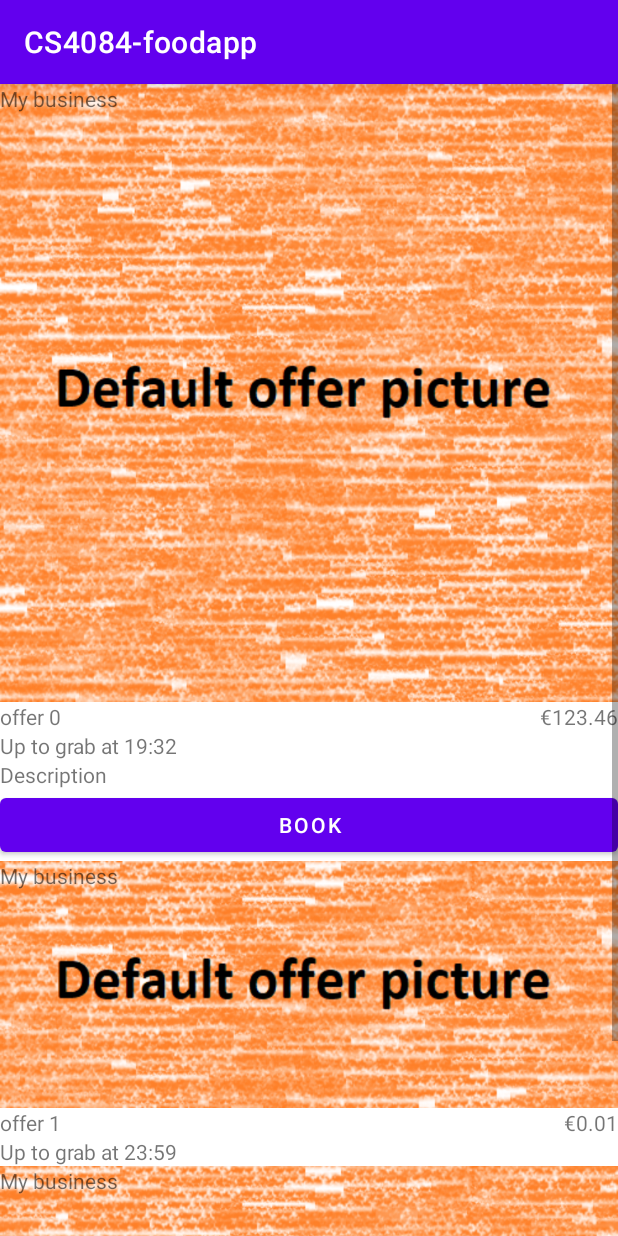
After one commit to ericu07/CS4084-foodapp, an Android app: the CurrentOffers screen opened directly, with no data from a screen before it, on a phone screen of 412 x 824 dp. The commit adds this screen. Run offline under Robolectric (Android 15) with nearby library versions, the phone set to English and light mode, and no system bars.

Commit message:
Added offer widget and list of offers for business

```diff
--- a/app/src/main/java/ie/ul/foodapp/activities/BusinessSettings.java
+++ b/app/src/main/java/ie/ul/foodapp/activities/BusinessSettings.java
@@ -3,8 +3,6 @@ package ie.ul.foodapp.activities;
 import android.app.Activity;
 import android.content.Intent;
 import android.graphics.Bitmap;
-import android.graphics.Canvas;
-import android.graphics.RectF;
 import android.net.Uri;
 import android.os.Bundle;
 import android.provider.MediaStore;
@@ -27,8 +25,11 @@ import com.google.android.material.tabs.TabLayout;
 import java.time.LocalTime;
 
 import ie.ul.foodapp.R;
+import ie.ul.foodapp.firebase.FirebaseLink;
 import ie.ul.foodapp.model.Business;
 import ie.ul.foodapp.utils.BitmapUtils;
+import ie.ul.foodapp.utils.StringUtils;
+import ie.ul.foodapp.utils.TimeSpan;
 
 public class BusinessSettings extends AppCompatActivity implements TabLayout.OnTabSelectedListener, CompoundButton.OnCheckedChangeListener, TextWatcher {
 
@@ -142,7 +143,7 @@ public class BusinessSettings extends AppCompatActivity implements TabLayout.OnT
             cancel.setVisibility(View.VISIBLE);
         });
 
-        load(new Business()); /* TODO retrive it from database */
+        load(FirebaseLink.getCurrentBusiness());
     }
 
     /* layout update */
@@ -178,7 +179,7 @@ public class BusinessSettings extends AppCompatActivity implements TabLayout.OnT
 
         /* save current tab */
         save: {
-            Business.TimeSpan openTimeSpan;
+            TimeSpan openTimeSpan;
 
             if (openThisDay.isChecked()) {
                 int[] tmp = new int[4];
@@ -206,7 +207,7 @@ public class BusinessSettings extends AppCompatActivity implements TabLayout.OnT
                     break save; // escape save process
                 }
 
-                openTimeSpan = new Business.TimeSpan(lts[0], lts[1]);
+                openTimeSpan = new TimeSpan(lts[0], lts[1]);
             } else {
                 openTimeSpan = null;
             }
@@ -231,15 +232,15 @@ public class BusinessSettings extends AppCompatActivity implements TabLayout.OnT
 
     protected void updateOnDaySwitch(boolean open) {
         if (open) {
-            Business.TimeSpan openTimeSpan = pendingChanges.getOpeningHours(selectedTab);
+            TimeSpan openTimeSpan = pendingChanges.getOpeningHours(selectedTab);
             if (openTimeSpan == null) {
-                pendingChanges.setOpeningHours(new Business.TimeSpan(), selectedTab);
+                pendingChanges.setOpeningHours(new TimeSpan(), selectedTab);
                 openTimeSpan = pendingChanges.getOpeningHours(selectedTab);
             }
 
             u.skipNextUpdates(2);
-            from.setText(String.format("%02d:%02d", openTimeSpan.getFrom().getHour(), openTimeSpan.getFrom().getMinute()));
-            to.setText(String.format("%02d:%02d", openTimeSpan.getTo().getHour(), openTimeSpan.getTo().getMinute()));
+            from.setText(StringUtils.toString(openTimeSpan.getFrom()));
+            to.setText(StringUtils.toString(openTimeSpan.getFrom()));
         } else {
             pendingChanges.setOpeningHours(null, selectedTab);
         }
@@ -252,7 +253,6 @@ public class BusinessSettings extends AppCompatActivity implements TabLayout.OnT
     public void OnClickFabCancel (View view) {
         load(business);
     }
-
 
     public void OnClickFabSave (View view) {
         pendingChanges.setName(name.getText().toString());
--- /dev/null
+++ b/app/src/main/java/ie/ul/foodapp/activities/CurrentOffers.java
@@ -0,0 +1,29 @@
+package ie.ul.foodapp.activities;
+
+import android.os.Bundle;
+import android.widget.LinearLayout;
+
+import androidx.appcompat.app.AppCompatActivity;
+
+import ie.ul.foodapp.R;
+import ie.ul.foodapp.firebase.FirebaseLink;
+import ie.ul.foodapp.model.Business;
+import ie.ul.foodapp.model.Offer;
+
+public class CurrentOffers extends AppCompatActivity {
+
+    @Override
+    protected void onCreate(Bundle savedInstanceState) {
+        super.onCreate(savedInstanceState);
+        setContentView(R.layout.activity_current_offers);
+
+        Business b = FirebaseLink.getCurrentBusiness();
+
+        for (Offer offerModdel : b.getOffers()) {
+            ie.ul.foodapp.components.Offer offerView = new ie.ul.foodapp.components.Offer(this);
+            offerView.setOffer(offerModdel);
+            ((LinearLayout)findViewById(R.id.linearLayout_content)).addView(offerView);
+        }
+    }
+
+}
--- /dev/null
+++ b/app/src/main/java/ie/ul/foodapp/components/Offer.java
@@ -0,0 +1,146 @@
+package ie.ul.foodapp.components;
+
+import android.content.Context;
+import android.util.AttributeSet;
+import android.view.LayoutInflater;
+import android.view.View;
+import android.view.ViewTreeObserver;
+import android.widget.Button;
+import android.widget.ImageView;
+import android.widget.LinearLayout;
+import android.widget.TextView;
+
+import androidx.annotation.Nullable;
+
+import ie.ul.foodapp.R;
+import ie.ul.foodapp.utils.StringUtils;
+
+public class Offer extends LinearLayout implements ViewTreeObserver.OnGlobalFocusChangeListener {
+
+    /* UI parts */
+
+    ImageView offerImage;
+    TextView businessName;
+    ImageView bookedIcon;
+    TextView offerName;
+    TextView offerPrice;
+    TextView pickupTime;
+    TextView description;
+    Button book;
+    Button cancelBooking;
+
+    /* attributes */
+
+    ie.ul.foodapp.model.Offer offer;
+
+    /* Constructors */
+
+    public Offer(Context context) {
+        super(context);
+        initialise(context);
+    }
+
+    public Offer(Context context, @Nullable AttributeSet attrs) {
+        super(context, attrs);
+        initialise(context);
+    }
+
+    public Offer(Context context, @Nullable AttributeSet attrs, int defStyleAttr) {
+        super(context, attrs, defStyleAttr);
+        initialise(context);
+    }
+
+    public Offer(Context context, AttributeSet attrs, int defStyleAttr, int defStyleRes) {
+        super(context, attrs, defStyleAttr, defStyleRes);
+        initialise(context);
+    }
+
+    protected void initialise(Context context) {
+        ((LayoutInflater)context.getSystemService(Context.LAYOUT_INFLATER_SERVICE)).inflate(R.layout.offer, this);
+
+        offerImage = findViewById(R.id.imageView_offerImage);
+        businessName = findViewById(R.id.textView_businessName);
+        bookedIcon =  findViewById(R.id.imageView_bookedIcon);
+        offerName = findViewById(R.id.textView_offerName);
+        offerPrice = findViewById(R.id.textView_offerPrice);
+        pickupTime = findViewById(R.id.textView_pickupTime);
+        description = findViewById(R.id.textView_description);
+        book = findViewById(R.id.button_book);
+        book.setOnClickListener(this::onClickButtonBook);
+        cancelBooking = findViewById(R.id.button_cancelBooking);
+        cancelBooking.setOnClickListener(this::onClickButtonCancelBooking);
+
+        this.getViewTreeObserver().addOnGlobalFocusChangeListener(this);
+        this.setVisibility(GONE);
+    }
+
+    /* layout update */
+
+    public void setOffer(ie.ul.foodapp.model.Offer offer) {
+        this.offer = offer;
+
+        if (this.offer == null) {
+            this.setVisibility(GONE);
+        } else {
+            businessName.setText(this.offer.getBusiness().getName());
+            offerName.setText(this.offer.getName());
+            offerPrice.setText(StringUtils.priceToString(this.offer.getPrice()));
+            pickupTime.setText(StringUtils.pickupTime(this.offer.getPickup()));
+
+            updateLayout();
+
+            this.setVisibility(VISIBLE);
+        }
+    }
+
+    protected void updateLayout() {
+        if (isFocused()) {
+            offerImage.setImageBitmap(offer.getOfferImage());
+            description.setVisibility(VISIBLE);
+
+            if (offer.getBooker() != null) {
+                bookedIcon.setVisibility(VISIBLE);
+                book.setVisibility(GONE);
+                cancelBooking.setVisibility(VISIBLE);
+            } else {
+                bookedIcon.setVisibility(GONE);
+                book.setVisibility(VISIBLE);
+                cancelBooking.setVisibility(GONE);
+            }
+        } else {
+            if (offer.getBooker() != null) {
+                bookedIcon.setVisibility(VISIBLE);
+            } else {
+                bookedIcon.setVisibility(GONE);
+            }
+
+            offerImage.setImageBitmap(offer.getCroppedImage());
+            description.setVisibility(GONE);
+            book.setVisibility(GONE);
+            cancelBooking.setVisibility(GONE);
+        }
+    }
+
+    /* Listeners */
+
+    @Override
+    public boolean isFocused() {
+        return super.isFocused() || (this.getFocusedChild() != null);
+    }
+
+    @Override
+    public void onGlobalFocusChanged(View oldFocus, View newFocus) {
+        updateLayout();
+    }
+
+    public void onClickButtonBook(View view) {
+        offer.setBooker(new Object()); // TODO link with DB
+        updateLayout();
+    }
+
+    public void onClickButtonCancelBooking(View view) {
+        offer.setBooker(null); // TODO link with DB
+        updateLayout();
+    }
+
+}
--- /dev/null
+++ b/app/src/main/java/ie/ul/foodapp/firebase/FirebaseLink.java
@@ -0,0 +1,108 @@
+package ie.ul.foodapp.firebase;
+
+import android.graphics.BitmapFactory;
+
+import java.time.LocalTime;
+import java.util.LinkedList;
+import java.util.List;
+
+import ie.ul.foodapp.R;
+import ie.ul.foodapp.model.Business;
+import ie.ul.foodapp.model.Offer;
+import ie.ul.foodapp.utils.App;
+
+public class FirebaseLink {
+
+    ////////////////////////////////////////////////////////////////////////////////////////////////
+    //                                                                                            //
+    //    BUSINESS                                                                                //
+    //                                                                                            //
+    ////////////////////////////////////////////////////////////////////////////////////////////////
+
+    /**
+     * Used to retrieve the current business (only works when logged as a business, returns null otherwise).
+     * @return current business or null.
+     */
+    public static Business getCurrentBusiness() {
+        Business b = new Business(); /* TODO retrive it from database */
+
+        Offer o0 = new Offer(b);
+        o0.setName("offer 0");
+        o0.setDescription("descr 0");
+        o0.setPickup(LocalTime.of(19,32));
+        o0.setPrice(123.456);
+        o0.setOfferImage(BitmapFactory.decodeResource(App.getContext().getResources(), R.drawable.default_offer_picture));
+        b.addOffer(o0);
+
+        Offer o1 = new Offer(b);
+        o1.setName("offer 1");
+        o1.setDescription("descr 1");
+        o1.setPickup(LocalTime.of(23,59));
+        o1.setPrice(0.01);
+        o1.setOfferImage(BitmapFactory.decodeResource(App.getContext().getResources(), R.drawable.default_offer_picture));
+        b.addOffer(o1);
+
+        Offer o2 = new Offer(b);
+        o2.setName("offer 2");
+        o2.setDescription("descr 2");
+        o2.setPickup(LocalTime.of(18,0));
+        o2.setPrice(8);
+        o2.setOfferImage(BitmapFactory.decodeResource(App.getContext().getResources(), R.drawable.default_offer_picture));
+        b.addOffer(o2);
+
+        return b;
+    }
+
+    /**
+     * Update the business in the database to be similar to the given parameter.
+     * This does not update the offers of the business.
+     * @see FirebaseLink::createOffer
+     * @param b updated version of the business.
+     */
+    public static void updateBusiness(Business b) {}
+
+    public static List<Business> findNearByBusiness(Object position, double radiusKm) {
+        return new LinkedList<>();
+    }
+
+    ////////////////////////////////////////////////////////////////////////////////////////////////
+    //                                                                                            //
+    //    CUSTOMERS                                                                                //
+    //                                                                                            //
+    ////////////////////////////////////////////////////////////////////////////////////////////////
+
+    /**
+     * Used to retrieve the current customer (only works when logged as a regular user, returns null otherwise).
+     * @return current customer or null.
+     */
+    public static Object getCurrenCustomer() {
+        return null;
+    }
+
+    /**
+     * Update the customer in the database to be similar to the given parameter.
+     * This does not update the offers of the customer.
+     * @see FirebaseLink::bookOffer
+     * @param u updated version of the customer.
+     */
+    public static void updateCustomer(Object u) {}
+
+    ////////////////////////////////////////////////////////////////////////////////////////////////
+    //                                                                                            //
+    //    OFFERS                                                                                  //
+    //                                                                                            //
+    ////////////////////////////////////////////////////////////////////////////////////////////////
+
+    /**
+     * Save the given offer to the database (only works when logged as a business).
+     * @param o offer to create.
+     */
+    public static void createOffer(Offer o) {}
+
+    /**
+     * Book and offer (only works when logged as a customer).
+     * @param o the offer to book.
+     */
+    public static void bookOffer(Offer o) {}
+
+}
--- a/app/src/main/java/ie/ul/foodapp/model/Business.java
+++ b/app/src/main/java/ie/ul/foodapp/model/Business.java
@@ -1,52 +1,24 @@
 package ie.ul.foodapp.model;
 
 import android.graphics.Bitmap;
-import android.media.Image;
 
 import androidx.annotation.NonNull;
 
-import java.time.LocalTime;
 import java.util.Arrays;
+import java.util.LinkedList;
+import java.util.List;
+
+import ie.ul.foodapp.utils.TimeSpan;
 
 public class Business {
-
-    public static class TimeSpan {
-        protected LocalTime from;
-        protected LocalTime to;
-
-        public TimeSpan() {
-            this(LocalTime.of(8, 0), LocalTime.of(20, 0));
-        }
-        public TimeSpan(LocalTime from, LocalTime to) {
-            this.from = from;
-            this.to = to;
-        }
-        public TimeSpan(TimeSpan ts) {
-            this(ts.getFrom(), ts.getTo());
-        }
-
-        @NonNull
-        @Override
-        protected Object clone() {
-            return new TimeSpan(this);
-        }
-
-        public LocalTime getFrom() {
-            return from;
-        }
-
-        public LocalTime getTo() {
-            return to;
-        }
-    }
 
     protected String name;
     protected Bitmap banner;
     protected TimeSpan[] openingHours;
     protected Object localisation;
 
-    protected Object[] previousOffers;
-    protected Object[] currentOffers;
+    protected List<Offer> previousOffers;
+    protected List<Offer> currentOffers;
 
     public Business() {
         name = "My business";
@@ -54,6 +26,8 @@ public class Business {
         openingHours = new TimeSpan[7];
         Arrays.fill(openingHours, null);
         localisation = null;
+        previousOffers = new LinkedList<>();
+        currentOffers = new LinkedList<>();
     }
     public Business(Business b) {
         this.name = b.name;
@@ -61,6 +35,8 @@ public class Business {
         this.openingHours = new TimeSpan[7];
         System.arraycopy(b.openingHours, 0, this.openingHours, 0, this.openingHours.length);
         this.localisation = b.localisation;
+        this.previousOffers = new LinkedList<>();
+        this.currentOffers = new LinkedList<>();
     }
 
 
@@ -108,4 +84,18 @@ public class Business {
         this.localisation = localisation;
     }
 
+    public void addOffer(Offer offer) {
+        currentOffers.add(offer);
+    }
+
+    public List<Offer> getOffers() {
+        return currentOffers;
+    }
+
+    public void archiveOffer(Offer offer) {
+        if (currentOffers.remove(offer)) {
+            previousOffers.add(offer);
+        }
+    }
+
 }
--- /dev/null
+++ b/app/src/main/java/ie/ul/foodapp/model/Offer.java
@@ -0,0 +1,107 @@
+package ie.ul.foodapp.model;
+
+import android.graphics.Bitmap;
+
+import androidx.annotation.NonNull;
+
+import java.time.LocalTime;
+
+import ie.ul.foodapp.utils.BitmapUtils;
+
+public class Offer {
+
+    protected Business business;
+    protected Object booker;
+
+    protected String name;
+    protected String description;
+    protected LocalTime pickup;
+    protected double price;
+
+    protected Bitmap offerImage;
+    protected Bitmap croppedImage;
+
+    public Offer(Business business) {
+        this.business = business;
+    }
+
+    public Offer(Offer o) {
+        this.business = o.business;
+        this.booker = o.booker;
+
+        this.name = o.name;
+        this.description = o.description;
+        this.pickup = o.pickup;
+        this.price = o.price;
+
+        this.offerImage = o.offerImage;
+        this.croppedImage = o.croppedImage;
+    }
+
+    @NonNull
+    @Override
+    protected Object clone() throws CloneNotSupportedException {
+        return new Offer(this);
+    }
+
+    public Business getBusiness() {
+        return business;
+    }
+
+    public void setBusiness(Business business) {
+        this.business = business;
+    }
+
+    public Object getBooker() {
+        return booker;
+    }
+
+    public void setBooker(Object booker) {
+        this.booker = booker;
+    }
+
+    public String getName() {
+        return name;
+    }
+
+    public void setName(String name) {
+        this.name = name;
+    }
+
+    public String getDescription() {
+        return description;
+    }
+
+    public void setDescription(String description) {
+        this.description = description;
+    }
+
+    public LocalTime getPickup() {
+        return pickup;
+    }
+
+    public void setPickup(LocalTime pickup) {
+        this.pickup = pickup;
+    }
+
+    public double getPrice() {
+        return price;
+    }
+
+    public void setPrice(double price) {
+        this.price = price;
+    }
+
+    public Bitmap getOfferImage() {
+        return offerImage;
+    }
+
+    public void setOfferImage(Bitmap offerImage) {
+        this.offerImage = offerImage;
+        this.croppedImage = BitmapUtils.cropToAspectRatio(offerImage, 2.5f, 1f);
+    }
+
+    public Bitmap getCroppedImage() {
+        return croppedImage;
+    }
+}
--- /dev/null
+++ b/app/src/main/java/ie/ul/foodapp/utils/App.java
@@ -0,0 +1,19 @@
+package ie.ul.foodapp.utils;
+
+import android.app.Application;
+import android.content.Context;
+
+public class App extends Application {
+
+    private static Context c;
+
+    @Override
+    public void onCreate() {
+        super.onCreate();
+        c = this;
+    }
+
+    public static Context getContext(){
+        return c;
+    }
+}
--- /dev/null
+++ b/app/src/main/java/ie/ul/foodapp/utils/StringUtils.java
@@ -0,0 +1,19 @@
+package ie.ul.foodapp.utils;
+
+import java.time.LocalTime;
+
+public class StringUtils {
+
+    public static String toString(LocalTime lt) {
+        return String.format("%02d:%02d", lt.getHour(), lt.getMinute());
+    }
+
+    public static String priceToString(double d) {
+        return String.format("€%.02f", d);
+    }
+
+    public static String pickupTime(LocalTime lt) {
+        return "Up to grab at " + lt.toString();
+    }
+
+}
--- /dev/null
+++ b/app/src/main/java/ie/ul/foodapp/utils/TimeSpan.java
@@ -0,0 +1,37 @@
+package ie.ul.foodapp.utils;
+
+import androidx.annotation.NonNull;
+
+import java.time.LocalTime;
+
+public class TimeSpan {
+
+    protected LocalTime from;
+    protected LocalTime to;
+
+    public TimeSpan() {
+        this(LocalTime.of(8, 0), LocalTime.of(20, 0));
+    }
+    public TimeSpan(LocalTime from, LocalTime to) {
+        this.from = from;
+        this.to = to;
+    }
+    public TimeSpan(TimeSpan ts) {
+        this(ts.getFrom(), ts.getTo());
+    }
+
+    @NonNull
+    @Override
+    protected Object clone() {
+        return new TimeSpan(this);
+    }
+
+    public LocalTime getFrom() {
+        return from;
+    }
+
+    public LocalTime getTo() {
+        return to;
+    }
+
+}
--- a/app/src/main/res/layout/activity_business_settings.xml
+++ b/app/src/main/res/layout/activity_business_settings.xml
@@ -86,7 +86,6 @@
                         android:text="Banner" />
 
                     <androidx.constraintlayout.widget.ConstraintLayout
-                        android:id="@+id/main_content"
                         android:layout_width="match_parent"
                         android:layout_height="wrap_content">
 
@@ -97,7 +96,7 @@
                             android:adjustViewBounds="true"
                             app:layout_constraintStart_toStartOf="parent"
                             app:layout_constraintTop_toTopOf="parent"
-                            tools:srcCompat="@tools:sample/backgrounds/scenic" />
+                            tools:srcCompat="@drawable/default_business_banner" />
 
                         <com.google.android.material.floatingactionbutton.FloatingActionButton
                             android:id="@+id/fab_businessBanner"
--- /dev/null
+++ b/app/src/main/res/layout/activity_current_offers.xml
@@ -0,0 +1,14 @@
+<?xml version="1.0" encoding="utf-8"?>
+<ScrollView
+    xmlns:android="http://schemas.android.com/apk/res/android"
+    android:layout_width="match_parent"
+    android:layout_height="match_parent">
+
+    <LinearLayout
+        android:id="@+id/linearLayout_content"
+        android:layout_width="match_parent"
+        android:layout_height="wrap_content"
+        android:orientation="vertical">
+    </LinearLayout>
+
+</ScrollView>
--- /dev/null
+++ b/app/src/main/res/layout/offer.xml
@@ -0,0 +1,88 @@
+<?xml version="1.0" encoding="utf-8"?>
+<LinearLayout
+    xmlns:android="http://schemas.android.com/apk/res/android"
+    xmlns:app="http://schemas.android.com/apk/res-auto"
+    android:layout_width="match_parent"
+    android:layout_height="wrap_content"
+    android:orientation="vertical"
+    android:clickable="true"
+    android:focusable="true"
+    android:focusableInTouchMode="true" >
+
+    <androidx.constraintlayout.widget.ConstraintLayout
+        android:layout_width="match_parent"
+        android:layout_height="wrap_content">
+
+        <ImageView
+            android:id="@+id/imageView_offerImage"
+            android:layout_width="match_parent"
+            android:layout_height="wrap_content"
+            android:adjustViewBounds="true"
+            app:layout_constraintStart_toStartOf="parent"
+            app:layout_constraintTop_toTopOf="parent"
+            app:srcCompat="@drawable/default_offer_banner" />
+
+        <TextView
+            android:id="@+id/textView_businessName"
+            android:layout_width="wrap_content"
+            android:layout_height="wrap_content"
+            android:layout_gravity="start|top"
+            app:layout_constraintStart_toStartOf="parent"
+            app:layout_constraintTop_toTopOf="parent"
+            android:text="Business name"/>
+
+        <ImageView
+            android:id="@+id/imageView_bookedIcon"
+            android:layout_width="32dp"
+            android:layout_height="32dp"
+            android:layout_gravity="end|top"
+            app:layout_constraintEnd_toEndOf="parent"
+            app:layout_constraintTop_toTopOf="parent"
+            app:srcCompat="@android:drawable/checkbox_on_background" />
+
+    </androidx.constraintlayout.widget.ConstraintLayout>
+
+    <LinearLayout
+        android:layout_width="match_parent"
+        android:layout_height="match_parent"
+        android:orientation="horizontal">
+
+        <TextView
+            android:id="@+id/textView_offerName"
+            android:layout_width="0dp"
+            android:layout_height="wrap_content"
+            android:layout_weight="1"
+            android:text="Offer name" />
+
+        <TextView
+            android:id="@+id/textView_offerPrice"
+            android:layout_width="wrap_content"
+            android:layout_height="wrap_content"
+            android:text="€12.34" />
+    </LinearLayout>
+
+    <TextView
+        android:id="@+id/textView_pickupTime"
+        android:layout_width="match_parent"
+        android:layout_height="wrap_content"
+        android:text="Up to grab at 5:00 pm" />
+
+    <TextView
+        android:id="@+id/textView_description"
+        android:layout_width="match_parent"
+        android:layout_height="wrap_content"
+        android:text="Description" />
+
+    <Button
+        android:id="@+id/button_book"
+        android:layout_width="match_parent"
+        android:layout_height="wrap_content"
+        android:text="Book" />
+
+    <Button
+        android:id="@+id/button_cancelBooking"
+        android:layout_width="match_parent"
+        android:layout_height="wrap_content"
+        android:text="Cancel" />
+
+</LinearLayout>
```
Also changed, not shown: app/src/main/AndroidManifest.xml (+7 -1 lines), app/src/main/res/drawable-v24/default_business_banner.png (added), app/src/main/res/drawable-v24/default_offer_banner.png (added), app/src/main/res/drawable-v24/default_offer_picture.png (added).
